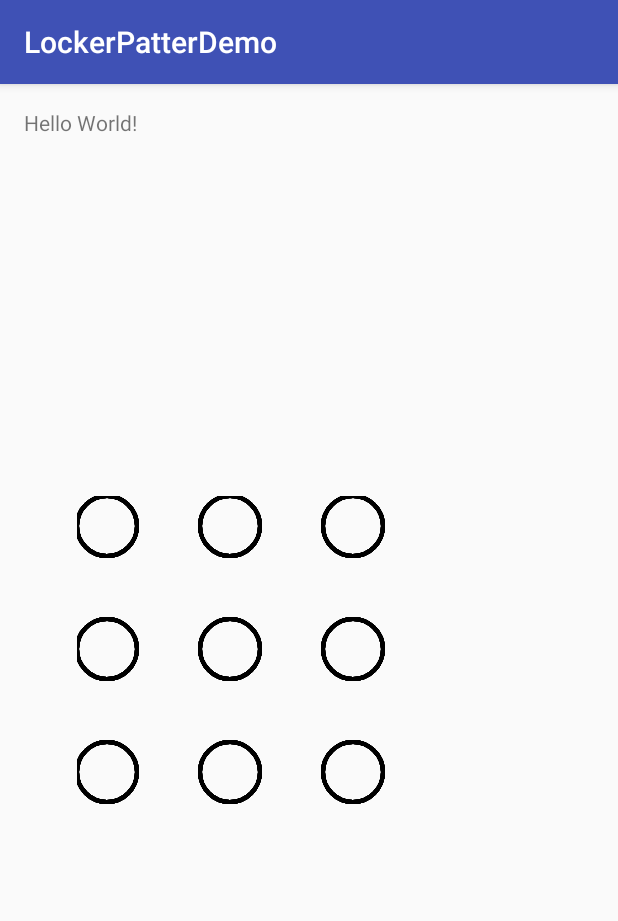
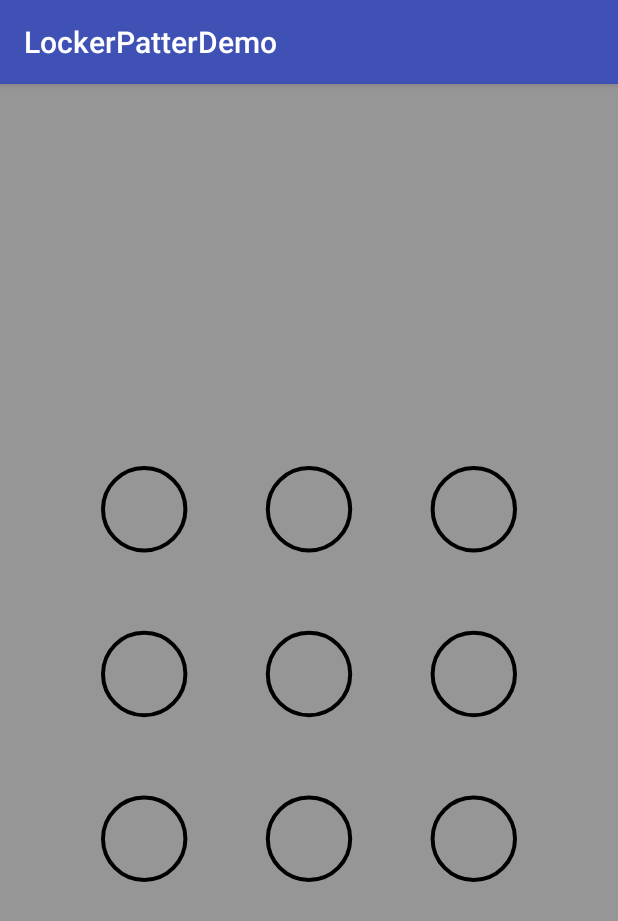
Before and after one commit to Anwesh43/PatternLock, an Android app: the screen it shows after launch (MainActivity), on a phone screen of 412 x 824 dp. Shown: the top 921 px of the screen. Run offline under Robolectric (Android 15) with nearby library versions, the phone set to English and light mode, and no system bars.

Commit message:
Positioning the pattern lock

```diff
--- a/app/src/main/res/layout/activity_main.xml
+++ b/app/src/main/res/layout/activity_main.xml
@@ -1,5 +1,5 @@
 <?xml version="1.0" encoding="utf-8"?>
-<RelativeLayout xmlns:android="http://schemas.android.com/apk/res/android"
+<LinearLayout xmlns:android="http://schemas.android.com/apk/res/android"
     xmlns:tools="http://schemas.android.com/tools"
     android:layout_width="match_parent"
     android:layout_height="match_parent"
@@ -7,10 +7,8 @@
     android:paddingLeft="@dimen/activity_horizontal_margin"
     android:paddingRight="@dimen/activity_horizontal_margin"
     android:paddingTop="@dimen/activity_vertical_margin"
+    android:orientation="vertical"
     tools:context="com.anwesome.ui.lockerpatterdemo.MainActivity">
 
-    <TextView
-        android:layout_width="wrap_content"
-        android:layout_height="wrap_content"
-        android:text="Hello World!" />
-</RelativeLayout>
+
+</LinearLayout>
--- a/lockerpattern/src/main/java/com/anwesome/ui/lockerpattern/LockerPattern.java
+++ b/lockerpattern/src/main/java/com/anwesome/ui/lockerpattern/LockerPattern.java
@@ -21,6 +21,7 @@ import java.util.concurrent.ConcurrentLinkedQueue;
  */
 public class LockerPattern {
     private Activity activity;
+    private boolean saved = false;
     private Paint paint = new Paint(Paint.ANTI_ALIAS_FLAG);
     private int width=100,height=100;
     public LockerPattern(Activity activity) {
@@ -39,9 +40,8 @@ public class LockerPattern {
     }
     public void lock() {
         LockView lockView = new LockView(activity.getApplicationContext());
-        lockView.setY(height/3);
-        lockView.setX(width/8);
-        activity.addContentView(lockView,new ViewGroup.LayoutParams(3*width/4,3*width/4));
+        activity.setVisible(false);
+        activity.addContentView(lockView,new ViewGroup.LayoutParams(ViewGroup.LayoutParams.MATCH_PARENT, ViewGroup.LayoutParams.MATCH_PARENT));
     }
     private class LockView extends View {
         private boolean isDown = false;
@@ -50,13 +50,20 @@ public class LockerPattern {
         private LockNode currentNode;
         private PointF currentPoint;
         private ConcurrentLinkedQueue<LockNode> nodes = new ConcurrentLinkedQueue<>();
+        private float xOffset=0,yOffset = 0;
         public LockView(Context context) {
             super(context);
         }
         public void onDraw(Canvas canvas) {
+            canvas.drawColor(Color.parseColor("#66000000"));
             if(time == 0) {
-               fillGraph((canvas.getWidth()*2)/3,(canvas.getHeight()*2)/3);
+                xOffset = canvas.getWidth()/3;
+                yOffset = canvas.getHeight()/3;
+                fillGraph(2*xOffset,2*yOffset);
+                xOffset = canvas.getWidth()/6;
             }
+            canvas.save();
+            canvas.translate(xOffset,yOffset);
             for(LockNode lockNode:lockGraph.getAllNodes()) {
                 lockNode.draw(canvas,paint);
             }
@@ -78,9 +85,11 @@ public class LockerPattern {
             if(currentNode!=null && currentPoint!=null) {
                 canvas.drawLine(currentNode.getX(),currentNode.getY(),currentPoint.x,currentPoint.y,paint);
             }
+            canvas.restore();
+            time++;
         }
-        private void fillGraph(int w,int h) {
-            int gap = 2*w/5;
+        private void fillGraph(float w,float h) {
+            float gap = 2*w/5;
             for(int i=0;i<9;i++) {
                 float x = w/10+(i%3)*gap;
                 float y = w/10+(i/3)*gap;
@@ -117,7 +126,7 @@ public class LockerPattern {
             lockNode.addNeighbor(3*currentYIndex+currentXIndex);
         }
         public boolean onTouchEvent(MotionEvent event) {
-            float x = event.getX(),y = event.getY();
+            float x = event.getX()-xOffset,y = event.getY()-yOffset;
             switch (event.getAction()) {
                 case MotionEvent.ACTION_DOWN:
                     if(!isDown && currentNode==null && currentPoint==null) {
```
